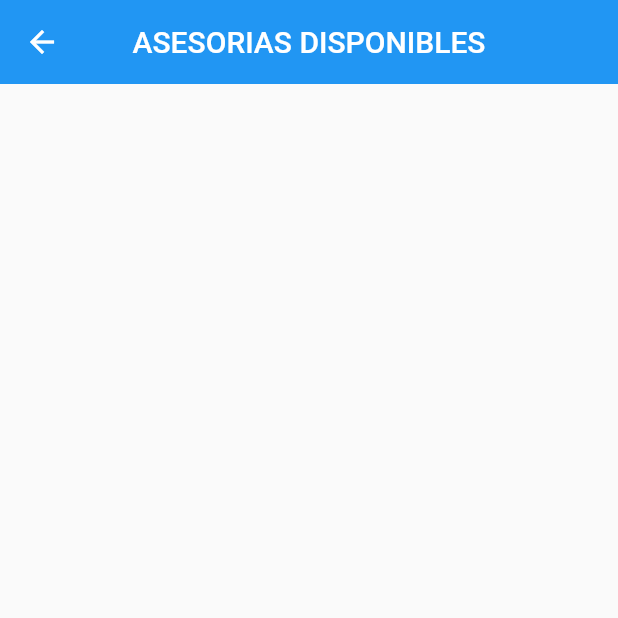
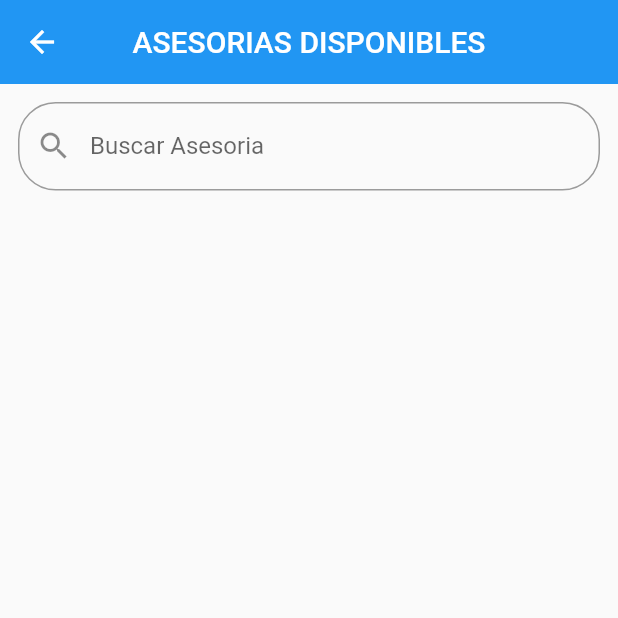
Before and after one commit to coba-luis-enrique/AssitApp, a Flutter app: the HomeAsesoriaDisp screen opened directly, on a phone screen of 412 x 824 dp, the top half of it. Run offline on Flutter 3.47's test engine with Material 2 defaults, Android fonts, the phone set to English and light mode, and no system bars; our stand-ins replace fluttertoast, shared_preferences, sqflite; accounts and stored records are empty.

Commit message:
Funcion busqueda agregado

```diff
--- a/lib/pages/asesorias_disp.dart
+++ b/lib/pages/asesorias_disp.dart
@@ -17,6 +17,9 @@ class _HomePageState extends State<HomeAsesoriaDisp> {
   String username = '';
   List<ModelTutoria> listTutoria = [];
   DatabaseHelper db = DatabaseHelper();
+  List allCourses = List();
+  List items = List();
+  TextEditingController teSearch = TextEditingController();
 
   Future<void> _getAllTutoria() async {
     var list = await db.getAllTutoria();
@@ -88,6 +91,35 @@ class _HomePageState extends State<HomeAsesoriaDisp> {
     super.initState();
     _getAllTutoria();
     getDataPref();
+    db.getAllTutoria().then((data){
+      setState(() {
+        allCourses = data;
+        items = allCourses;
+      });
+    });
+  }
+
+  void filterSearch(String query){
+    var searchList = allCourses;
+    if(query.isNotEmpty){
+      var listData = List();
+      searchList.forEach((item) {
+        var tutoria = ModelTutoria.fromMap(item);
+        if(tutoria.materiaName.toLowerCase().contains(query.toLowerCase())){
+          listData.add(item);
+        }
+      });
+      setState((){
+        items = [];
+        items.addAll(listData);
+      });
+      return;
+    } else {
+      setState(() {
+        items = [];
+        items = allCourses;
+      });
+    }
   }
 
   @override
@@ -98,20 +130,40 @@ class _HomePageState extends State<HomeAsesoriaDisp> {
         title: Text('ASESORIAS DISPONIBLES'),
         elevation: 0,
       ),
-      body: SafeArea(
+      body: Column(
+        children: [
+          Padding(
+            padding: const EdgeInsets.all(12.0),
+            child: TextField(
+              onChanged: (value){
+                setState(() {
+                  filterSearch(value);
+                });
+              },
+              controller: teSearch,
+              decoration: InputDecoration(
+                labelText: 'Buscar Asesoria',
+                hintText: 'Buscando...',
+                prefixIcon: Icon(Icons.search),
+                border: OutlineInputBorder(
+                  borderRadius: BorderRadius.all(Radius.circular(25))),
+              ),
+            ),
+          ),
+          Expanded(
                       child: ListView.builder(
-          itemCount: listTutoria.length,
+                itemCount: items.length,
                 itemBuilder: (context, index) {
-            ModelTutoria Tutoria = listTutoria[index];
+                  ModelTutoria Tutoria = ModelTutoria.fromMap(items[index]);
+                  //ModelTutoria Tutoria = items[index];
 
-            return Column(
-              children: [
-                ListTile(
+                  return ListTile(
+
               onTap: () {
                 // OPEN FORM EDIT
                 _openFormEdit(Tutoria);
               },
-                  title: Text("${Tutoria.asesorName} ${Tutoria.materiaName}"),
+              title: Text("${Tutoria.asesorName} | ${Tutoria.materiaName}"),
               subtitle: Text("${Tutoria.fechaName} | ${Tutoria.email}"),
               leading: IconButton(
                 icon: Icon(Icons.visibility),
@@ -165,13 +217,15 @@ class _HomePageState extends State<HomeAsesoriaDisp> {
                   showDialog(context: context, child: hapus);
                 },
               ),
-                ),
-                Divider(thickness: 2)
-              ],
+
+            //Divider(thickness: 2),
+
                   );
                 },
               ),
           ),
+        ],
+      ),
     );
   }
 }
--- a/lib/pages/crud/crud_asesorias.dart
+++ b/lib/pages/crud/crud_asesorias.dart
@@ -110,7 +110,7 @@ class _HomePageState extends State<HomeAsesoria> {
                     // OPEN FORM EDIT
                     _openFormEdit(Tutoria);
                   },
-                  title: Text("${Tutoria.asesorName} ${Tutoria.materiaName}"),
+                  title: Text("${Tutoria.asesorName} | ${Tutoria.materiaName}"),
                   subtitle: Text("${Tutoria.fechaName} | ${Tutoria.email}"),
                   leading: IconButton(
                     icon: Icon(Icons.visibility),
```
Lines whose indentation alone changed are shown as unchanged.
